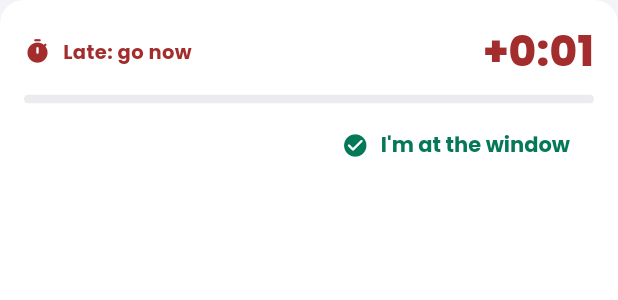
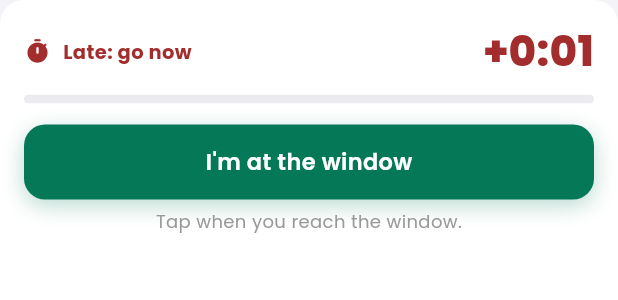
Before and after one commit to ArBalbin/queueflow_mobile, a Flutter app: the _WindowClock widget shown alone on an empty page, opened directly with empty values, on a phone screen of 412 x 824 dp. Shown: the top 300 px of the screen. Run offline on Flutter 3.47's test engine with Material 3 defaults, Android fonts, the phone set to English and light mode, and no system bars; our stand-ins replace camera, flutter_local_notifications, google_sign_in, image_picker, shared_preferences; missing offline and left inert: google_mlkit_face_detection, mobile_scanner; accounts and stored records are empty.

Commit message:
Make I'm at the window a full-width button so students see they can tap it

```diff
--- a/lib/screens/serving_screen.dart
+++ b/lib/screens/serving_screen.dart
@@ -277,7 +277,7 @@ class _WindowClock extends StatelessWidget {
         final total = limitSeconds <= 0 ? 1 : limitSeconds;
         return Container(
           width: double.infinity,
-          padding: const EdgeInsets.fromLTRB(16, 14, 16, 10),
+          padding: const EdgeInsets.fromLTRB(16, 14, 16, 14),
           decoration: BoxDecoration(
             color: AppColors.white,
             borderRadius: BorderRadius.circular(16),
@@ -332,24 +332,24 @@ class _WindowClock extends StatelessWidget {
                     valueColor: AlwaysStoppedAnimation<Color>(color),
                   ),
                 ),
-                const SizedBox(height: 4),
-                Align(
-                  alignment: Alignment.centerRight,
-                  child: TextButton.icon(
-                    onPressed: onArrived,
-                    icon: const Icon(
-                      Icons.check_circle_rounded,
-                      size: 18,
-                      color: AppColors.green,
-                    ),
-                    label: const Text(
-                      "I'm at the window",
-                      style: TextStyle(
-                        fontWeight: FontWeight.w700,
-                        color: AppColors.green,
-                      ),
-                    ),
+                const SizedBox(height: 14),
+                // A filled button, like Get a Queue Number: as plain green
+                // text in the corner, students did not see it was a button.
+                SizedBox(
+                  width: double.infinity,
+                  child: PrimaryButton(
+                    label: "I'm at the window",
+                    bg: AppColors.green,
+                    padding: const EdgeInsets.symmetric(vertical: 14),
+                    fontSize: 15,
+                    onTap: onArrived,
                   ),
+                ),
+                const SizedBox(height: 6),
+                const Text(
+                  'Tap when you reach the window.',
+                  textAlign: TextAlign.center,
+                  style: TextStyle(fontSize: 12, color: AppColors.textMuted),
                 ),
               ],
             ],
--- a/pubspec.yaml
+++ b/pubspec.yaml
@@ -3,7 +3,7 @@ description: "A new Flutter project."
 
 publish_to: "none"
 
-version: 1.0.21+22
+version: 1.0.22+23
 
 environment:
   sdk: ^3.10.7
```
